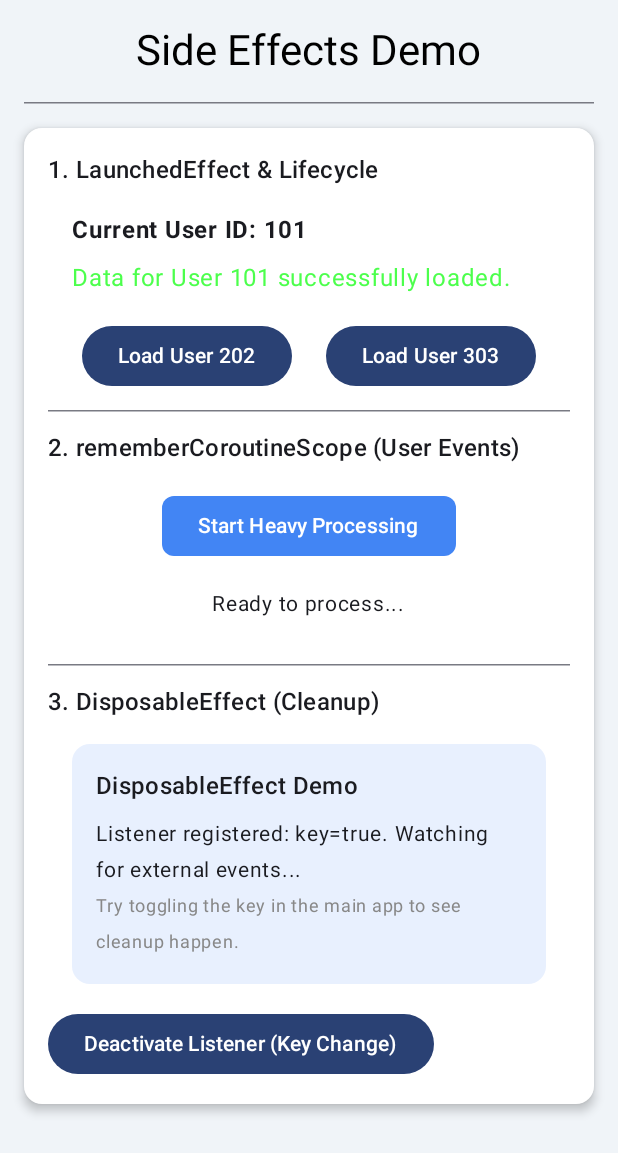
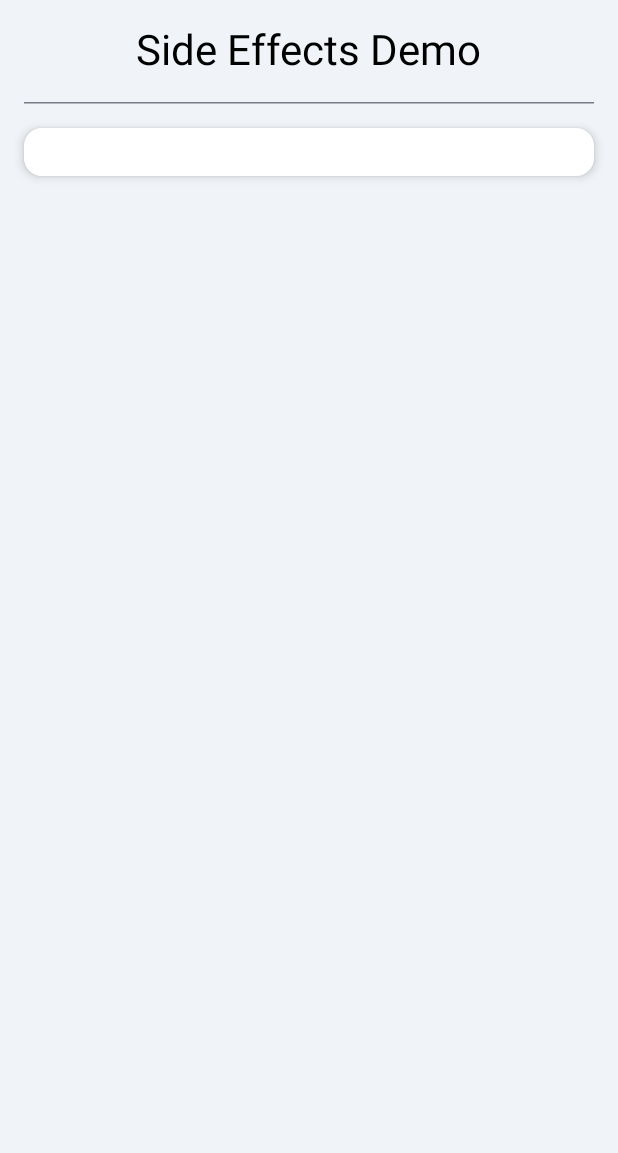
Before and after one commit to isuru10/mad2-side-effects, an Android app built with Jetpack Compose: the screen it shows after launch (MainActivity), on a phone screen of 412 x 824 dp. Shown: the top 1153 px of the screen. Run offline under Robolectric (Android 15) with nearby library versions, the phone set to English and light mode, and no system bars.

Commit message:
Remove finished code

```diff
--- a/app/src/main/java/com/example/sideeffectsdemo/MainActivity.kt
+++ b/app/src/main/java/com/example/sideeffectsdemo/MainActivity.kt
@@ -51,99 +51,9 @@ class MainActivity : ComponentActivity() {
     }
 }
 
-@Composable
-fun LaunchedEffectDemo(userId: Int) {
-    // State to hold the fetched data
-    var dataState by remember { mutableStateOf("Fetching user data...") }
 
-    // When the key (userId) changes, the block below runs, and the previous run is cancelled.
-    LaunchedEffect(key1 = userId) {
-        // This is a suspend function block, safe for API calls
-        dataState = "Loading user $userId..."
-        delay(2000) // Simulate a network delay
-        dataState = "Data for User $userId successfully loaded."
-    }
 
-    Column(Modifier.padding(16.dp)) {
-        Text("Current User ID: $userId", fontWeight = androidx.compose.ui.text.font.FontWeight.Bold)
-        Spacer(Modifier.height(8.dp))
-        Text(dataState, color = if (dataState.contains("successfully")) Color.Green.copy(0.7f) else Color.Red.copy(0.7f))
-    }
-}
-
-@Composable
-fun CoroutineScopeDemo() {
-    // 1. Get a CoroutineScope tied to this composable's lifecycle
-    val scope = rememberCoroutineScope()
-
-    var statusMessage by remember { mutableStateOf("Ready to process...") }
-    var isLoading by remember { mutableStateOf(false) }
-
-    Column(
-        Modifier
-            .padding(16.dp)
-            .fillMaxWidth(),
-        horizontalAlignment = Alignment.CenterHorizontally
-    ) {
-        Button(
-            onClick = {
-                if (!isLoading) {
-                    // 2. Launch the long-running task inside the scope
-                    scope.launch {
-                        isLoading = true
-                        statusMessage = "Processing started..."
-                        delay(3000) // Simulate heavy, asynchronous work
-                        statusMessage = "Processing complete!"
-                        isLoading = false
-                    }
-                }
-            },
-            enabled = !isLoading,
-            shape = RoundedCornerShape(8.dp),
-            colors = ButtonDefaults.buttonColors(containerColor = Color(0xFF4285F4))
-        ) {
-            Text(if (isLoading) "Working..." else "Start Heavy Processing", color = Color.White)
-        }
-        Spacer(Modifier.height(16.dp))
-        if (isLoading) {
-            LinearProgressIndicator(Modifier.fillMaxWidth())
-        }
-        Text(statusMessage, fontSize = 14.sp)
-    }
-}
-
-@Composable
-fun ListenerComposable(key: Boolean) {
-    // Simple state to show if the component is active
-    var statusText by remember { mutableStateOf("Listener waiting to be registered...") }
-
-    // Use a key to show how the effect is disposed and re-initialized when the key changes.
-    DisposableEffect(key1 = key) {
-        // INIT BLOCK (Runs on composition or key change)
-        statusText = "Listener registered: key=$key. Watching for external events..."
-        println("DEBUG: Listener Registered for key $key")
-
-        // DISPOSE BLOCK (Runs when the composable leaves the screen OR when the key changes)
-        onDispose {
-            statusText = "Listener unREGISTERED: key=$key. Cleanup complete."
-            println("DEBUG: Listener Unregistered for key $key")
-        }
-    }
-
-    Card(
-        modifier = Modifier.padding(16.dp),
-        shape = RoundedCornerShape(12.dp),
-        colors = CardDefaults.cardColors(containerColor = Color(0xFFE8F0FE))
-    ) {
-        Column(Modifier.padding(16.dp)) {
-            Text("DisposableEffect Demo", style = MaterialTheme.typography.titleMedium)
-            Spacer(Modifier.height(8.dp))
-            Text(statusText, fontSize = 14.sp)
-            Text("Try toggling the key in the main app to see cleanup happen.", fontSize = 12.sp, color = Color.Gray)
-        }
-    }
-}
-
+// Refer to the README.MD for instructions
 @Composable
 fun SideEffectsDemoApp() {
     var currentUserId by remember { mutableStateOf(101) }
@@ -166,26 +76,26 @@ fun SideEffectsDemoApp() {
                 elevation = CardDefaults.cardElevation(4.dp)
             ) {
                 Column(Modifier.padding(16.dp)) {
-                    // LaunchedEffect Demo Controls
-                    Text("1. LaunchedEffect & Lifecycle", style = MaterialTheme.typography.titleMedium)
-                    LaunchedEffectDemo(currentUserId)
-                    Row(Modifier.fillMaxWidth(), horizontalArrangement = Arrangement.SpaceEvenly) {
-                        Button(onClick = { currentUserId = 202 }) { Text("Load User 202") }
-                        Button(onClick = { currentUserId = 303 }) { Text("Load User 303") }
-                    }
-                    HorizontalDivider(Modifier.padding(vertical = 12.dp))
+//                    // LaunchedEffect Demo Controls
+//                    Text("1. LaunchedEffect & Lifecycle", style = MaterialTheme.typography.titleMedium)
+//                    LaunchedEffectDemo(currentUserId)
+//                    Row(Modifier.fillMaxWidth(), horizontalArrangement = Arrangement.SpaceEvenly) {
+//                        Button(onClick = { currentUserId = 202 }) { Text("Load User 202") }
+//                        Button(onClick = { currentUserId = 303 }) { Text("Load User 303") }
+//                    }
+//                    HorizontalDivider(Modifier.padding(vertical = 12.dp))
 
-                    // CoroutineScope Demo Controls
-                    Text("2. rememberCoroutineScope (User Events)", style = MaterialTheme.typography.titleMedium)
-                    CoroutineScopeDemo()
-                    HorizontalDivider(Modifier.padding(vertical = 12.dp))
+//                    // CoroutineScope Demo Controls
+//                    Text("2. rememberCoroutineScope (User Events)", style = MaterialTheme.typography.titleMedium)
+//                    CoroutineScopeDemo()
+//                    HorizontalDivider(Modifier.padding(vertical = 12.dp))
 
-                    // DisposableEffect Demo Controls
-                    Text("3. DisposableEffect (Cleanup)", style = MaterialTheme.typography.titleMedium)
-                    ListenerComposable(isListenerActive)
-                    Button(onClick = { isListenerActive = !isListenerActive }) {
-                        Text(if (isListenerActive) "Deactivate Listener (Key Change)" else "Activate Listener")
-                    }
+//                    // DisposableEffect Demo Controls
+//                    Text("3. DisposableEffect (Cleanup)", style = MaterialTheme.typography.titleMedium)
+//                    ListenerComposable(isListenerActive)
+//                    Button(onClick = { isListenerActive = !isListenerActive }) {
+//                        Text(if (isListenerActive) "Deactivate Listener (Key Change)" else "Activate Listener")
+//                    }
                 }
             }
         }
```
